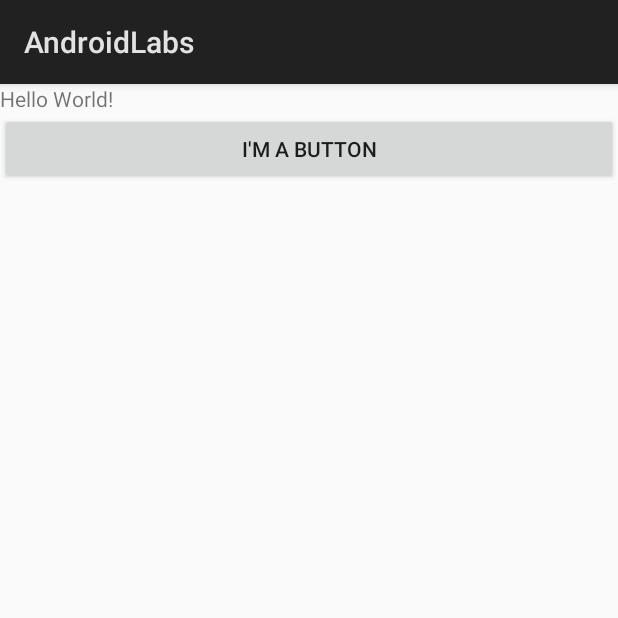
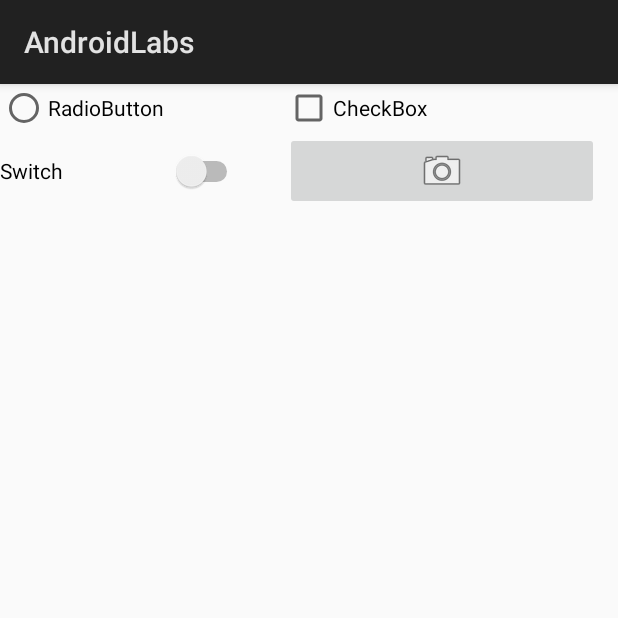
Before and after one commit to Bloodmagee/CST2335, an Android app: the screen it shows after launch (StartActivity before the commit, ListItemsActivity after it), on a phone screen of 412 x 824 dp, the top half of it. Run offline under Robolectric (Android 15) with nearby library versions, the phone set to English and light mode, and no system bars.

Commit message:
Added 3 activies for Lab 2

```diff
--- a/app/build.gradle
+++ b/app/build.gradle
@@ -24,7 +24,7 @@ android {
 
 dependencies {
     implementation fileTree(dir: 'libs', include: ['*.jar'])
-    implementation"org.jetbrains.kotlin:kotlin-stdlib-jdk7:$kotlin_version"
+    implementation "org.jetbrains.kotlin:kotlin-stdlib-jdk7:$kotlin_version"
     implementation 'com.android.support.constraint:constraint-layout:1.1.3'
     testImplementation 'junit:junit:4.12'
     androidTestImplementation 'com.android.support.test:runner:1.0.2'
--- a/app/src/main/AndroidManifest.xml
+++ b/app/src/main/AndroidManifest.xml
@@ -10,6 +10,12 @@
             android:supportsRtl="true"
             android:theme="@style/AppTheme">
         <activity android:name=".StartActivity">
+
+        </activity>
+        <activity android:name=".LoginActivity">
+
+        </activity>
+        <activity android:name=".ListItemsActivity">
             <intent-filter>
                 <action android:name="android.intent.action.MAIN"/>
 
--- /dev/null
+++ b/app/src/main/java/com/example/bloodmagee/androidlabs/ListItemsActivity.kt
@@ -0,0 +1,12 @@
+package com.example.bloodmagee.androidlabs
+
+import android.app.Activity
+import android.os.Bundle
+
+class ListItemsActivity : Activity() {
+
+    override fun onCreate(savedInstanceState: Bundle?) {
+        super.onCreate(savedInstanceState)
+        setContentView(R.layout.activity_list_items)
+    }
+}
--- /dev/null
+++ b/app/src/main/res/layout/activity_list_items.xml
@@ -0,0 +1,32 @@
+<?xml version="1.0" encoding="utf-8"?>
+<GridLayout
+        xmlns:android="http://schemas.android.com/apk/res/android"
+        xmlns:tools="http://schemas.android.com/tools"
+        xmlns:app="http://schemas.android.com/apk/res-auto"
+        android:layout_columnWeight="1"
+        android:gravity="fill"
+        android:layout_width="match_parent"
+        android:layout_height="wrap_content"
+        tools:context=".ListItemsActivity">
+
+    <RadioButton
+            android:text="@string/RadioButton"
+            android:layout_width="162dp"
+            android:layout_height="wrap_content" android:id="@+id/radioButton3" android:layout_row="0"
+            android:layout_column="6"/>
+    <CheckBox
+            android:text="@string/CheckBox"
+            android:layout_width="222dp"
+            android:layout_height="wrap_content" android:layout_row="0" android:layout_column="9"
+            android:id="@+id/checkBox3"/>
+    <Switch
+            android:text="@string/Switch"
+            android:layout_width="162dp"
+            android:layout_height="52dp" android:layout_row="1" android:layout_column="6"
+            android:id="@+id/switch2"/>
+    <ImageButton
+            android:src="@android:drawable/ic_menu_camera"
+            android:layout_width="209dp"
+            android:layout_height="wrap_content" android:layout_row="1" android:layout_column="9"
+            android:id="@+id/imageButton2"/>
+</GridLayout>
--- a/app/src/main/res/values/strings.xml
+++ b/app/src/main/res/values/strings.xml
@@ -2,4 +2,12 @@
     <string name="app_name">AndroidLabs</string>
     <string name="hello_message">Hello World!</string>
     <string name="ButtonText">I\'m a button</string>
+    <string name="Login">Login</string>
+    <string name="Password">Password</string>
+    <string name="editText">editText</string>
+    <string name="InputPassword">InputPassword</string>
+    <string name="imageView">imageView</string>
+    <string name="Switch">Switch</string>
+    <string name="RadioButton">RadioButton</string>
+    <string name="CheckBox">CheckBox</string>
 </resources>
```
Also changed, not shown: app/src/main/java/com/example/bloodmagee/androidlabs/LoginActivity.kt (added, +12 -0 lines), app/src/main/res/layout/activity_login.xml (added, +35 -0 lines), app/src/main/res/drawable-zh/flag.png (added), app/src/main/res/drawable/flag.png (added), 1 other file.
